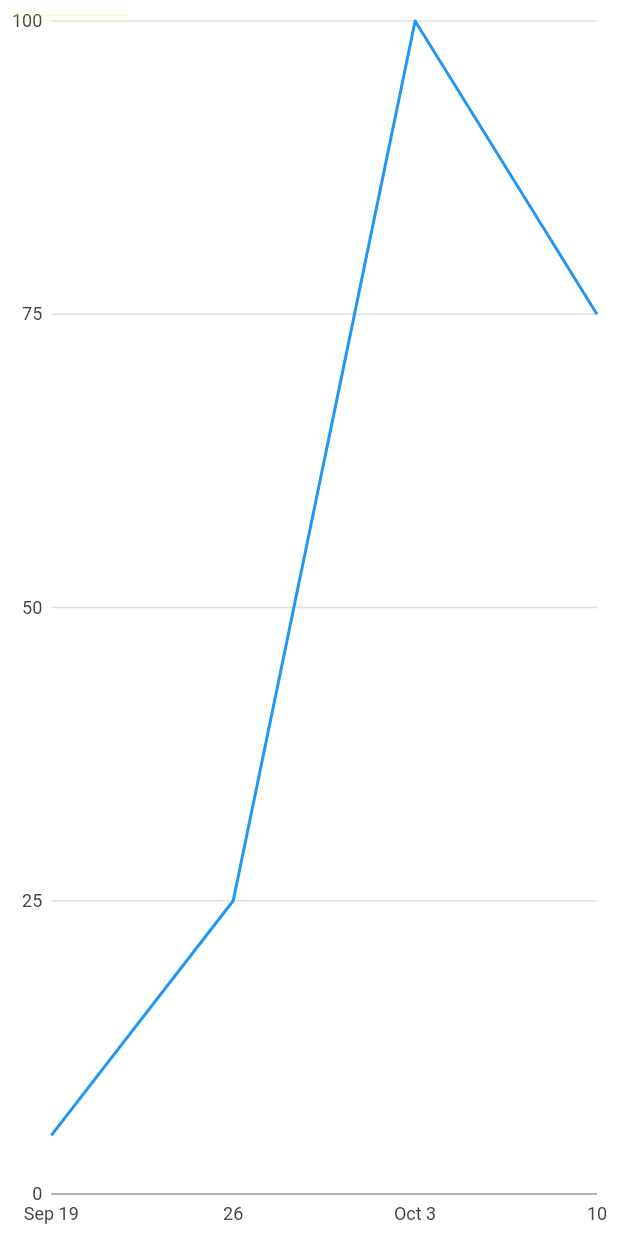
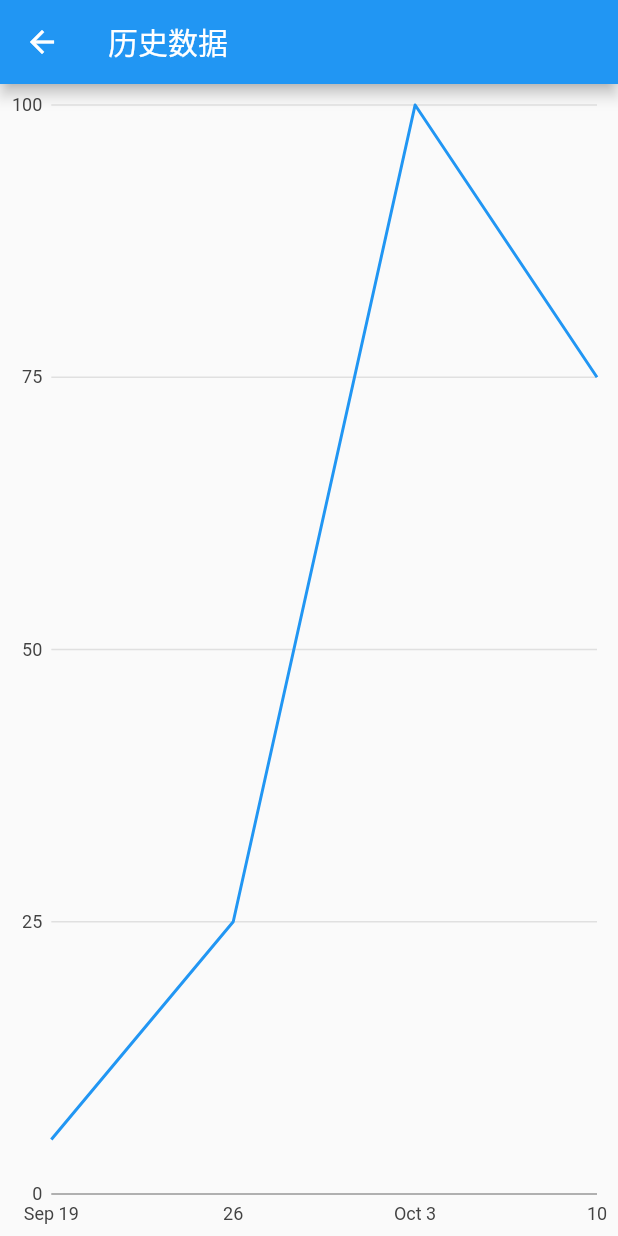
Before and after one commit to xiyu714/xindalu_paidui, a Flutter app: the Home screen opened directly, after a tap on "查看历史数据", on a phone screen of 412 x 824 dp. Run offline on Flutter 3.47's test engine with Material 2 defaults, Android fonts, the phone set to English and light mode, and no system bars; our stand-ins replace charts_flutter, dio, shared_preferences; accounts and stored records are empty; generated files the repository leaves out were written again; network calls fail.

Commit message:
封装图表显示页面

```diff
--- a/lib/page/home.dart
+++ b/lib/page/home.dart
@@ -1,7 +1,7 @@
 import 'package:flutter/material.dart';
 import 'package:provider/provider.dart';
 import 'package:paidui_xitong/state/now_paidui.dart';
-import 'paidui_history.dart';
+import 'package:paidui_xitong/page/paidui_history.dart';
 
 class Home extends StatefulWidget {
   _Home createState() => _Home();
@@ -113,7 +113,7 @@ class T extends StatelessWidget {
               onPressed: () {
                 Navigator.push(context, MaterialPageRoute(
                     builder: (context) {
-                      return SimpleTimeSeriesChart.withSampleData();
+                      return Paidui_history();
                     }
                 ));
               },
--- a/lib/page/paidui_history.dart
+++ b/lib/page/paidui_history.dart
@@ -1,6 +1,17 @@
 /// Timeseries chart example
 import 'package:charts_flutter/flutter.dart' as charts;
 import 'package:flutter/material.dart';
+
+class Paidui_history extends StatelessWidget {
+  Widget build(BuildContext context) {
+    return Scaffold(
+      appBar: AppBar(
+        title: Text("历史数据"),
+      ) ,
+      body: SimpleTimeSeriesChart.withSampleData(),
+    );
+  }
+}
 
 class SimpleTimeSeriesChart extends StatelessWidget {
   final List<charts.Series> seriesList;
```
